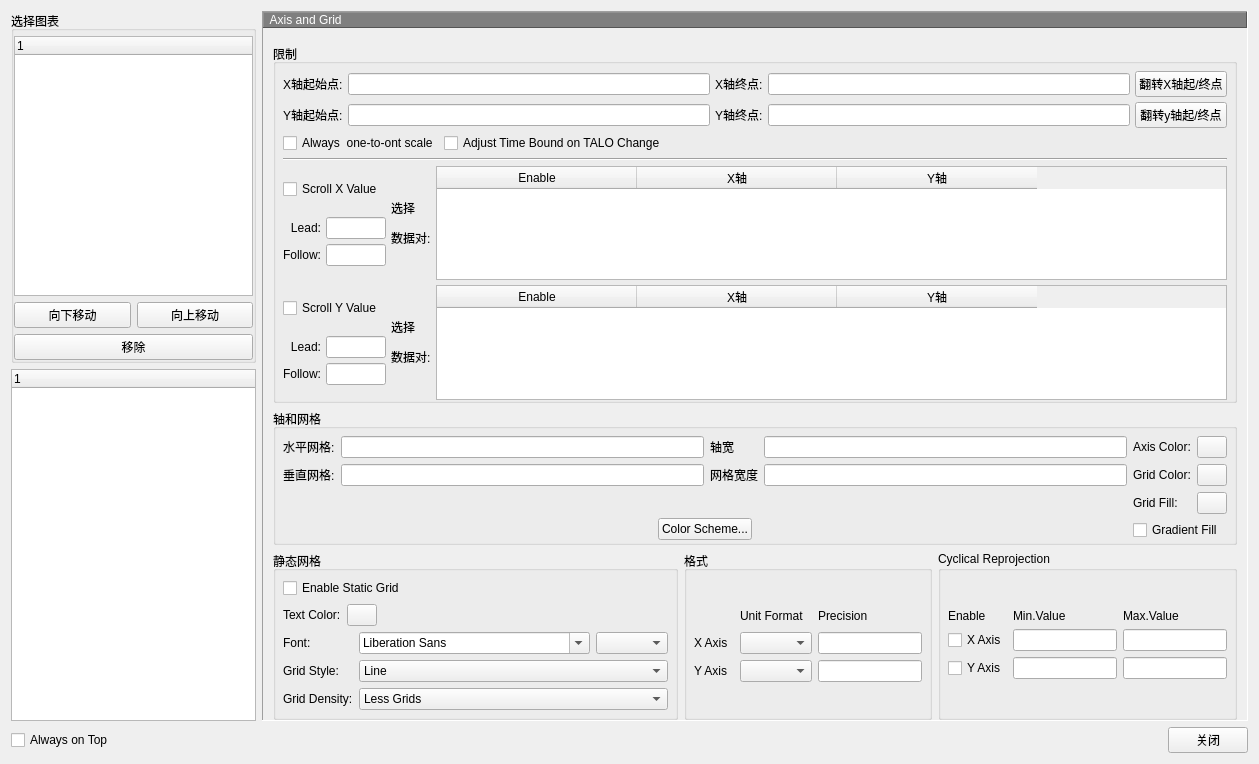
Above: PlotManager.ui from 23wwwtt/plotxy before the change. Below: the same form after it.
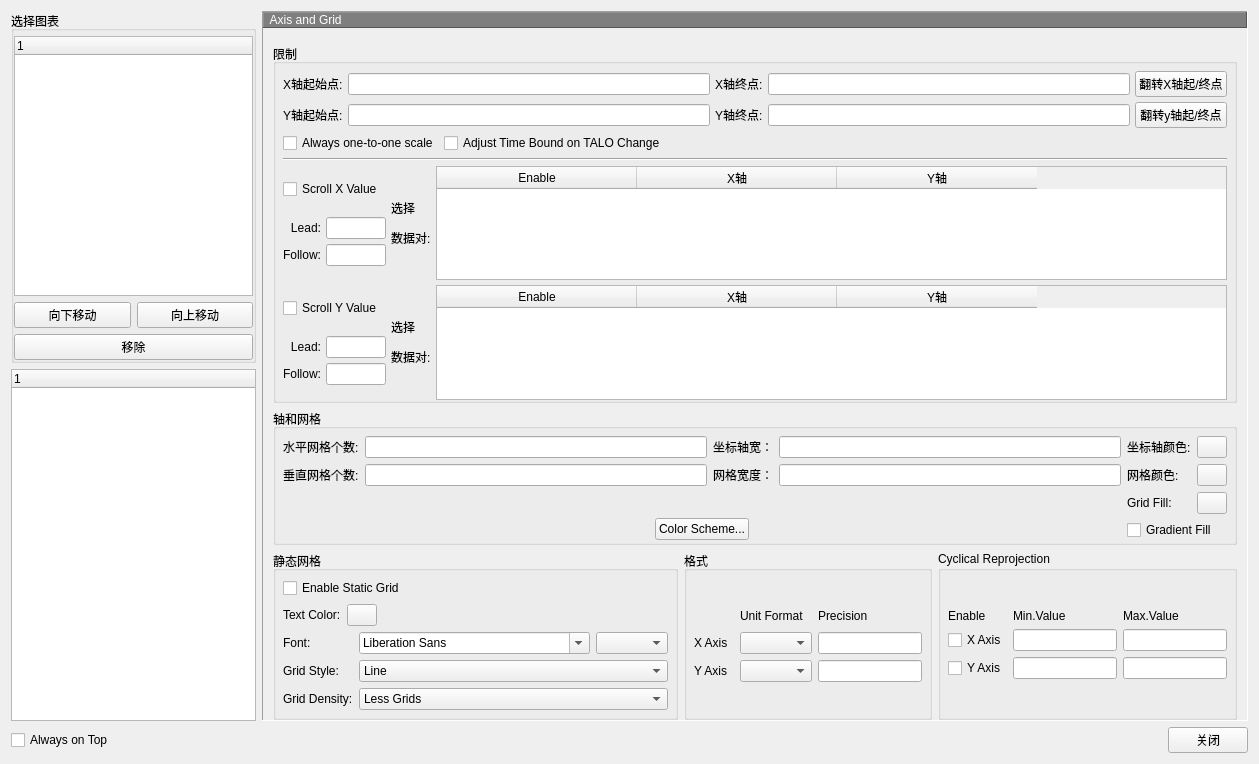
That is the form after the change. Custom widgets are drawn as their Qt base class.

Commit message: axis&grid

The edit to the form file:
```diff
--- a/PlotManager.ui
+++ b/PlotManager.ui
@@ -587,7 +587,7 @@
                 <item>
                  <widget class="QCheckBox" name="checkBox_oneToOneScale">
                   <property name="text">
-                   <string>Always  one-to-ont scale</string>
+                   <string>Always one-to-one scale</string>
                   </property>
                  </widget>
                 </item>
@@ -830,7 +830,7 @@
                   <item row="0" column="0">
                    <widget class="QLabel" name="label_30">
                     <property name="text">
-                     <string>水平网格:</string>
+                     <string>水平网格个数:</string>
                     </property>
                    </widget>
                   </item>
@@ -840,7 +840,7 @@
                   <item row="0" column="2">
                    <widget class="QLabel" name="label_31">
                     <property name="text">
-                     <string>轴宽</string>
+                     <string>坐标轴宽：</string>
                     </property>
                    </widget>
                   </item>
@@ -850,7 +850,7 @@
                   <item row="1" column="0">
                    <widget class="QLabel" name="label_32">
                     <property name="text">
-                     <string>垂直网格:</string>
+                     <string>垂直网格个数:</string>
                     </property>
                    </widget>
                   </item>
@@ -860,7 +860,7 @@
                   <item row="1" column="2">
                    <widget class="QLabel" name="label_33">
                     <property name="text">
-                     <string>网格宽度</string>
+                     <string>网格宽度：</string>
                     </property>
                    </widget>
                   </item>
@@ -928,7 +928,7 @@
                   <item row="0" column="0">
                    <widget class="QLabel" name="label_34">
                     <property name="text">
-                     <string>Axis Color:</string>
+                     <string>坐标轴颜色:</string>
                     </property>
                    </widget>
                   </item>
@@ -948,7 +948,7 @@
                   <item row="1" column="0">
                    <widget class="QLabel" name="label_35">
                     <property name="text">
-                     <string>Grid Color:</string>
+                     <string>网格颜色:</string>
                     </property>
                    </widget>
                   </item>
```
Left out of the diff: 6 changed lines with no effect on the pictures. The commit also changes 14 other files.
